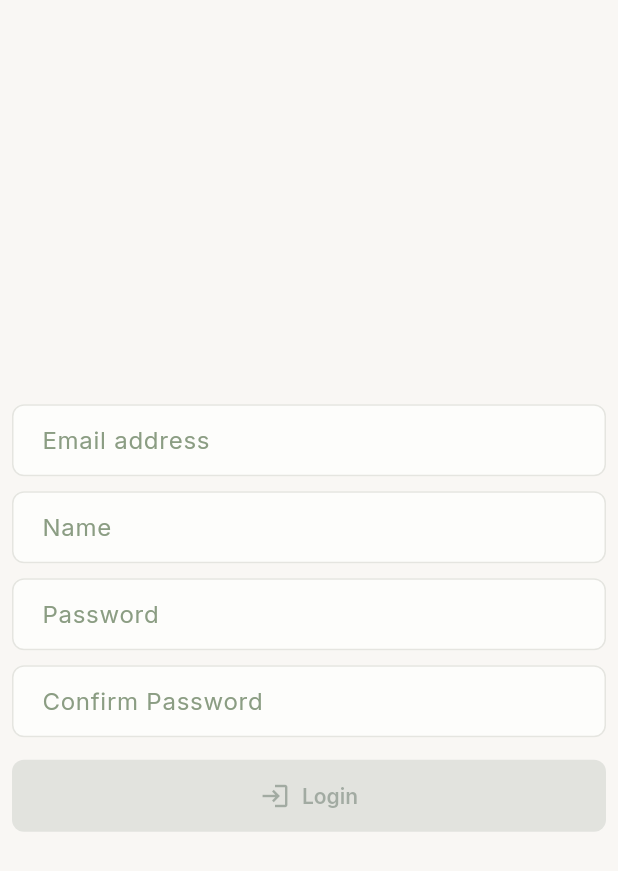
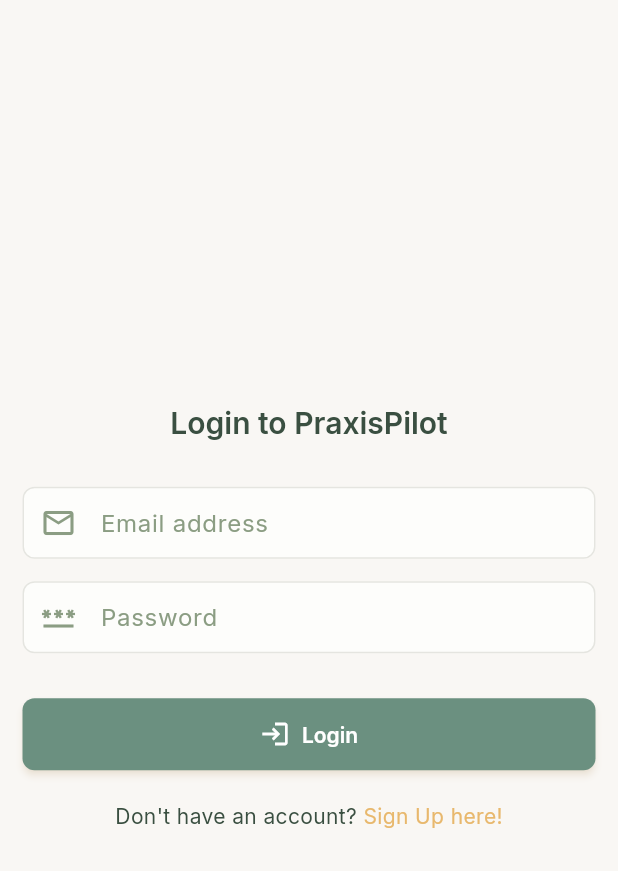
Before and after one commit to bollowatsch/praxispilot, a Flutter app: the screen it shows after launch, on a phone screen of 412 x 824 dp. Shown: the top 871 px of the screen. Run offline on Flutter 3.47's test engine with Material 3 defaults, Android fonts, the phone set to English and light mode, and no system bars; our stand-ins replace google_fonts, shared_preferences.

Commit message:
#29 Design Login Page

```diff
--- a/flutter_app/lib/features/auth/presentation/pages/login_page.dart
+++ b/flutter_app/lib/features/auth/presentation/pages/login_page.dart
@@ -1,4 +1,5 @@
 import 'package:flutter/material.dart';
+import 'package:flutter_app/config/themes/app_theme.dart';
 import 'package:flutter_app/shared/widgets/buttons.dart';
 
 import '../widgets/auth_form_field.dart';
@@ -11,23 +12,47 @@ class LoginPage extends StatefulWidget {
 }
 
 class _LoginPageState extends State<LoginPage> {
+  final mailController = TextEditingController();
+  final passwordController = TextEditingController();
   @override
   Widget build(BuildContext context) {
     return Scaffold(
       body: Padding(
-        padding: const EdgeInsets.all(8.0),
+        padding: const EdgeInsets.all(15.0),
         child: Column(
           mainAxisAlignment: MainAxisAlignment.center,
           children: [
-            AuthFormField(hintText: 'Email address'),
-            SizedBox(height: 10),
-            AuthFormField(hintText: 'Name'),
-            SizedBox(height: 10),
-            AuthFormField(hintText: 'Password', isObscure: true),
-            SizedBox(height: 10),
-            AuthFormField(hintText: 'Confirm Password', isObscure: true),
+            Text('Login to PraxisPilot', style: context.textTheme.titleLarge),
+            SizedBox(height: 30),
+            AuthFormField(
+              hintText: 'Email address',
+              icon: Icon(Icons.mail_outline),
+              controller: mailController,
+            ),
             SizedBox(height: 15),
-            PrimaryButton(label: 'Login', icon: Icons.login),
+            AuthFormField(
+              hintText: 'Password',
+              icon: Icon(Icons.password_outlined),
+              isPassword: true,
+              controller: passwordController,
+            ),
+            SizedBox(height: 30),
+            PrimaryButton(label: 'Login', icon: Icons.login, onPressed: () {}),
+            SizedBox(height: 20),
+            RichText(
+              text: TextSpan(
+                text: 'Don\'t have an account? ',
+                style: context.textTheme.bodyMedium,
+                children: [
+                  TextSpan(
+                    text: 'Sign Up here!',
+                    style: context.textTheme.bodyMedium?.copyWith(
+                      color: context.colorScheme.tertiary,
+                    ),
+                  ),
+                ],
+              ),
+            ),
           ],
         ),
       ),
--- a/flutter_app/lib/features/auth/presentation/widgets/auth_form_field.dart
+++ b/flutter_app/lib/features/auth/presentation/widgets/auth_form_field.dart
@@ -2,18 +2,23 @@ import 'package:flutter/material.dart';
 
 class AuthFormField extends StatelessWidget {
   final String hintText;
-  final bool isObscure;
+  final bool isPassword;
+  final TextEditingController controller;
+  final Icon? icon;
   const AuthFormField({
     super.key,
     required this.hintText,
-    this.isObscure = false,
+    required this.controller,
+    this.isPassword = false,
+    this.icon,
   });
 
   @override
   Widget build(BuildContext context) {
     return TextFormField(
-      obscureText: isObscure,
-      decoration: InputDecoration(labelText: hintText),
+      obscureText: isPassword,
+      decoration: InputDecoration(labelText: hintText, prefixIcon: icon),
+      controller: controller,
     );
   }
 }
--- a/flutter_app/lib/shared/widgets/buttons.dart
+++ b/flutter_app/lib/shared/widgets/buttons.dart
@@ -1,4 +1,5 @@
 import 'package:flutter/material.dart';
+import 'package:flutter_app/config/themes/app_theme.dart';
 
 class PrimaryButton extends StatelessWidget {
   final String label;
@@ -25,6 +26,8 @@ class PrimaryButton extends StatelessWidget {
       style: ElevatedButton.styleFrom(
         minimumSize: isFullWidth ? Size(double.infinity, 48) : null,
         padding: EdgeInsets.symmetric(horizontal: 24, vertical: 12),
+        backgroundColor: context.colorScheme.primary,
+        foregroundColor: context.colorScheme.onPrimary,
       ),
       child:
           isLoading
```
